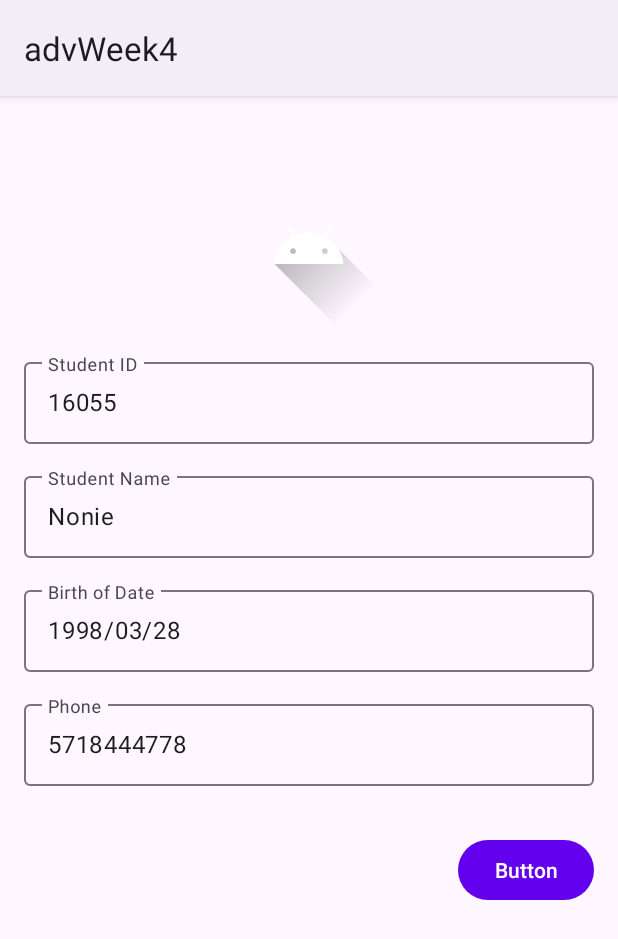
After one commit to michaeldsnto/anmpw4, an Android app: the StudentDetailFragment screen opened through its navigation route, on a phone screen of 412 x 824 dp. The commit adds this screen. Shown: the top 939 px of the screen. Run offline under Robolectric (Android 15) with nearby library versions, the phone set to English and light mode, and no system bars; our stand-ins replace Volley; network calls fail.

Commit message:
Tugas Week 4 dan Progres Week 5

```diff
--- a/app/src/main/AndroidManifest.xml
+++ b/app/src/main/AndroidManifest.xml
@@ -3,7 +3,11 @@
     xmlns:tools="http://schemas.android.com/tools"
     package="com.example.advweek4">
 
+    <uses-permission android:name="android.permission.INTERNET"/>
+
+
     <application
+        android:usesCleartextTraffic="true"
         android:allowBackup="true"
         android:dataExtractionRules="@xml/data_extraction_rules"
         android:fullBackupContent="@xml/backup_rules"
@@ -14,7 +18,7 @@
         android:theme="@style/Theme.AdvWeek4"
         tools:targetApi="31">
         <activity
-            android:name=".MainActivity"
+            android:name=".view.MainActivity"
             android:exported="true">
             <intent-filter>
                 <action android:name="android.intent.action.MAIN" />
--- /dev/null
+++ b/app/src/main/java/com/example/advweek4/model/Model.kt
@@ -0,0 +1,14 @@
+package com.example.advweek4.model
+
+import com.google.gson.annotations.SerializedName
+
+data class Student(
+    val id:String?,
+    @SerializedName("student_name")
+    val nama:String?,
+    @SerializedName("birth_of_date")
+    val bod:String?,
+    val phone:String?,
+    @SerializedName("photo_url")
+    val photoUrl:String
+)
--- a/app/src/main/java/com/example/advweek4/MainActivity.kt
+++ b/app/src/main/java/com/example/advweek4/view/MainActivity.kt
@@ -1,7 +1,8 @@
-package com.example.advweek4
+package com.example.advweek4.view
 
 import androidx.appcompat.app.AppCompatActivity
 import android.os.Bundle
+import com.example.advweek4.R
 
 class MainActivity : AppCompatActivity() {
     override fun onCreate(savedInstanceState: Bundle?) {
--- /dev/null
+++ b/app/src/main/java/com/example/advweek4/view/StudentDetailAdapter.kt
@@ -0,0 +1,5 @@
+package com.example.advweek4.view
+
+class StudentDetailAdapter {
+
+}
--- /dev/null
+++ b/app/src/main/java/com/example/advweek4/view/StudentDetailFragment.kt
@@ -0,0 +1,52 @@
+package com.example.advweek4.view
+
+import android.os.Bundle
+import androidx.fragment.app.Fragment
+import android.view.LayoutInflater
+import android.view.View
+import android.view.ViewGroup
+import android.widget.ProgressBar
+import android.widget.TextView
+import androidx.lifecycle.Observer
+import androidx.lifecycle.ViewModelProvider
+import androidx.recyclerview.widget.LinearLayoutManager
+import androidx.recyclerview.widget.RecyclerView
+import com.example.advweek4.R
+import com.example.advweek4.viewmodel.DetailViewModel
+import com.example.advweek4.viewmodel.ListViewModel
+
+class StudentDetailFragment : Fragment() {
+    private lateinit var detailView: DetailViewModel
+    private val studentListAdapter = StudentListAdapter(arrayListOf())
+    private lateinit var txtNama: TextView
+
+    override fun onCreateView(
+        inflater: LayoutInflater, container: ViewGroup?,
+        savedInstanceState: Bundle?
+    ): View? {
+        // Inflate the layout for this fragment
+        return inflater.inflate(R.layout.fragment_student_detail, container, false)
+    }
+
+    override fun onViewCreated(view: View, savedInstanceState: Bundle?) {
+        super.onViewCreated(view, savedInstanceState)
+
+        detailView = ViewModelProvider(this).get(DetailViewModel::class.java)
+
+        detailView.fetch()
+        observeViewModel()
+    }
+
+    fun observeViewModel() {
+        val id = view?.findViewById<TextView>(R.id.txtID)
+        val nama = view?.findViewById<TextView>(R.id.txtNama)
+        val bod = view?.findViewById<TextView>(R.id.txtBirth)
+        val phone = view?.findViewById<TextView>(R.id.txtPhone)
+        detailView.studentLD.observe(viewLifecycleOwner, Observer { student ->
+            id?.setText(student.id)
+            nama?.setText(student.nama)
+            bod?.setText(student.bod)
+            phone?.setText(student.phone)
+        })
+    }
+}
--- /dev/null
+++ b/app/src/main/java/com/example/advweek4/view/StudentListFragment.kt
@@ -0,0 +1,75 @@
+package com.example.advweek4.view
+
+import android.os.Bundle
+import androidx.fragment.app.Fragment
+import android.view.LayoutInflater
+import android.view.View
+import android.view.ViewGroup
+import android.widget.ProgressBar
+import android.widget.TextView
+import androidx.lifecycle.Observer
+import androidx.lifecycle.ViewModelProvider
+import androidx.lifecycle.get
+import androidx.recyclerview.widget.LinearLayoutManager
+import androidx.recyclerview.widget.RecyclerView
+import androidx.swiperefreshlayout.widget.SwipeRefreshLayout
+import com.example.advweek4.R
+import com.example.advweek4.model.Student
+import com.example.advweek4.viewmodel.ListViewModel
+import java.util.*
+
+class StudentListFragment : Fragment() {
+    private lateinit var viewModel:ListViewModel
+    private val studentListAdapter = StudentListAdapter(arrayListOf())
+
+    override fun onCreateView(
+        inflater: LayoutInflater, container: ViewGroup?,
+        savedInstanceState: Bundle?
+    ): View? {
+        // Inflate the layout for this fragment
+        return inflater.inflate(R.layout.fragment_student_list, container, false)
+    }
+
+    override fun onViewCreated(view: View, savedInstanceState: Bundle?) {
+        super.onViewCreated(view, savedInstanceState)
+        viewModel = ViewModelProvider(this).get(ListViewModel::class.java)
+        viewModel.refresh()
+        val recView = view?.findViewById<RecyclerView>(R.id.recView)
+        recView?.layoutManager = LinearLayoutManager(context)
+        recView?.adapter = studentListAdapter
+
+        val swipe = view.findViewById<SwipeRefreshLayout>(R.id.refreshLayout)
+
+        swipe.setOnRefreshListener {
+            viewModel.refresh()
+            swipe.isRefreshing = false
+        }
+
+        observeViewModel()
+    }
+
+    fun observeViewModel() {
+        viewModel.studentsLD.observe(viewLifecycleOwner, Observer {
+            studentListAdapter.updateStudentList(it)
+        })
+        viewModel.studentLoadErrorLD.observe(viewLifecycleOwner, Observer {
+            val txtError = view?.findViewById<TextView>(R.id.txtError)
+            if(it == true) {
+                txtError?.visibility = View.VISIBLE
+            } else {
+                txtError?.visibility = View.GONE
+            }
+        })
+        viewModel.loadingLD.observe(viewLifecycleOwner, Observer {
+            val progressLoad = view?.findViewById<ProgressBar>(R.id.progressLoad)
+            val recView = view?.findViewById<RecyclerView>(R.id.recView)
+            if(it == true) {
+                recView?.visibility = View.GONE
+                progressLoad?.visibility = View.VISIBLE
+            } else {
+                recView?.visibility = View.VISIBLE
+                progressLoad?.visibility = View.GONE
+            }
+        })
+    }
+}
--- /dev/null
+++ b/app/src/main/java/com/example/advweek4/viewmodel/DetailViewModel.kt
@@ -0,0 +1,16 @@
+package com.example.advweek4.viewmodel
+
+import androidx.lifecycle.MutableLiveData
+import androidx.lifecycle.ViewModel
+import com.example.advweek4.model.Student
+
+class DetailViewModel : ViewModel() {
+    val studentLD = MutableLiveData<Student>()
+
+    fun fetch() {
+        val student1 = Student("16055","Nonie","1998/03/28","5718444778",
+            "http://dummyimage.com/75x100.jpg/cc0000/ffffff")
+        studentLD.value = student1
+    }
+
+}
--- /dev/null
+++ b/app/src/main/java/com/example/advweek4/viewmodel/ListViewModel.kt
@@ -0,0 +1,59 @@
+package com.example.advweek4.viewmodel
+
+import android.app.Application
+import android.content.Context
+import android.util.Log
+import androidx.lifecycle.AndroidViewModel
+import androidx.lifecycle.MutableLiveData
+import androidx.lifecycle.ViewModel
+import com.android.volley.Request
+import com.android.volley.RequestQueue
+import com.android.volley.toolbox.StringRequest
+import com.android.volley.toolbox.Volley
+import com.example.advweek4.model.Student
+import com.google.gson.Gson
+import com.google.gson.reflect.TypeToken
+import java.util.*
+
+class ListViewModel(application: Application): AndroidViewModel(application) {
+    val studentsLD = MutableLiveData<ArrayList<Student>>()
+    val studentLoadErrorLD = MutableLiveData<Boolean>()
+    val loadingLD = MutableLiveData<Boolean>()
+    val TAG = "volleyTag"
+    private var queue: RequestQueue? = null
+
+    fun refresh() {
+        studentLoadErrorLD.value = false
+        loadingLD.value = true
+
+        queue = Volley.newRequestQueue(getApplication())
+        val url = "http://adv.jitusolution.com/student.php"
+
+        val stringRequest = StringRequest(
+            Request.Method.GET, url,
+            {
+                val sType = object : TypeToken<List<Student>>() { }.type
+                val result = Gson().fromJson<List<Student>>(it, sType)
+                studentsLD.value = result as ArrayList<Student>?
+                loadingLD.value = false
+                Log.d("showvoley", result.toString())
+            },
+            {
+                Log.d("showvoley", it.toString())
+                studentLoadErrorLD.value = true
+                loadingLD.value = false
+            },
+
+        )
+
+        stringRequest.setTag(TAG)
+        queue?.add(stringRequest)
+
+    }
+
+    override fun onCleared() {
+        super.onCleared()
+        queue?.cancelAll(TAG)
+    }
+
+}
--- a/app/src/main/res/layout/activity_main.xml
+++ b/app/src/main/res/layout/activity_main.xml
@@ -4,15 +4,17 @@
     xmlns:tools="http://schemas.android.com/tools"
     android:layout_width="match_parent"
     android:layout_height="match_parent"
-    tools:context=".MainActivity">
+    tools:context=".view.MainActivity">
 
-    <TextView
-        android:layout_width="wrap_content"
-        android:layout_height="wrap_content"
-        android:text="Hello World!"
+    <androidx.fragment.app.FragmentContainerView
+        android:id="@+id/fragmentHost"
+        android:name="androidx.navigation.fragment.NavHostFragment"
+        android:layout_width="match_parent"
+        android:layout_height="match_parent"
+        app:defaultNavHost="true"
         app:layout_constraintBottom_toBottomOf="parent"
         app:layout_constraintEnd_toEndOf="parent"
         app:layout_constraintStart_toStartOf="parent"
-        app:layout_constraintTop_toTopOf="parent" />
-
+        app:layout_constraintTop_toTopOf="parent"
+        app:navGraph="@navigation/main_navigation" />
 </androidx.constraintlayout.widget.ConstraintLayout>
--- /dev/null
+++ b/app/src/main/res/layout/fragment_student_detail.xml
@@ -0,0 +1,98 @@
+<?xml version="1.0" encoding="utf-8"?>
+<FrameLayout xmlns:android="http://schemas.android.com/apk/res/android"
+    xmlns:app="http://schemas.android.com/apk/res-auto"
+    xmlns:tools="http://schemas.android.com/tools"
+    android:layout_width="match_parent"
+    android:layout_height="match_parent"
+    tools:context=".view.StudentDetailFragment">
+
+    <androidx.constraintlayout.widget.ConstraintLayout
+        android:layout_width="match_parent"
+        android:layout_height="match_parent">
+
+        <ImageView
+            android:id="@+id/imageView"
+            android:layout_width="wrap_content"
+            android:layout_height="wrap_content"
+            android:layout_marginTop="48dp"
+            android:src="@drawable/ic_launcher_foreground"
+            app:layout_constraintEnd_toEndOf="parent"
+            app:layout_constraintStart_toStartOf="parent"
+            app:layout_constraintTop_toTopOf="parent" />
+
+        <com.google.android.material.textfield.TextInputLayout
+            android:id="@+id/textInputLayout"
+            android:layout_width="0dp"
+            android:layout_height="60dp"
+            android:layout_marginStart="16dp"
+            android:layout_marginTop="16dp"
+            android:layout_marginEnd="16dp"
+            app:layout_constraintEnd_toEndOf="parent"
+            app:layout_constraintStart_toStartOf="parent"
+            app:layout_constraintTop_toBottomOf="@+id/imageView">
+
+            <com.google.android.material.textfield.TextInputEditText
+                android:id="@+id/txtID"
+                android:layout_width="match_parent"
+                android:layout_height="match_parent"
+                android:hint="Student ID" />
+        </com.google.android.material.textfield.TextInputLayout>
+
+        <com.google.android.material.textfield.TextInputLayout
+            android:id="@+id/textInputLayout2"
+            android:layout_width="0dp"
+            android:layout_height="60dp"
+            android:layout_marginTop="16dp"
+            app:layout_constraintEnd_toEndOf="@+id/textInputLayout"
+            app:layout_constraintStart_toStartOf="@+id/textInputLayout"
+            app:layout_constraintTop_toBottomOf="@+id/textInputLayout">
+
+            <com.google.android.material.textfield.TextInputEditText
+                android:id="@+id/txtNama"
+                android:layout_width="match_parent"
+                android:layout_height="match_parent"
+                android:hint="Student Name" />
+        </com.google.android.material.textfield.TextInputLayout>
+
+        <com.google.android.material.textfield.TextInputLayout
+            android:id="@+id/textInputLayout4"
+            android:layout_width="0dp"
+            android:layout_height="60dp"
+            android:layout_marginTop="16dp"
+            app:layout_constraintEnd_toEndOf="@+id/textInputLayout2"
+            app:layout_constraintStart_toStartOf="@+id/textInputLayout2"
+            app:layout_constraintTop_toBottomOf="@+id/textInputLayout2">
+
+            <com.google.android.material.textfield.TextInputEditText
+                android:id="@+id/txtBirth"
+                android:layout_width="match_parent"
+                android:layout_height="match_parent"
+                android:hint="Birth of Date" />
+        </com.google.android.material.textfield.TextInputLayout>
+
+        <com.google.android.material.textfield.TextInputLayout
+            android:id="@+id/textInputLayout5"
+            android:layout_width="0dp"
+            android:layout_height="60dp"
+            android:layout_marginTop="16dp"
+            app:layout_constraintEnd_toEndOf="@+id/textInputLayout4"
+            app:layout_constraintStart_toStartOf="@+id/textInputLayout4"
+            app:layout_constraintTop_toBottomOf="@+id/textInputLayout4">
+
+            <com.google.android.material.textfield.TextInputEditText
+                android:id="@+id/txtPhone"
+                android:layout_width="match_parent"
+                android:layout_height="match_parent"
+                android:hint="Phone" />
+        </com.google.android.material.textfield.TextInputLayout>
+
+        <Button
+            android:id="@+id/button"
+            android:layout_width="wrap_content"
+            android:layout_height="wrap_content"
+            android:layout_marginTop="32dp"
+            android:text="Button"
+            app:layout_constraintEnd_toEndOf="@+id/textInputLayout5"
+            app:layout_constraintTop_toBottomOf="@+id/textInputLayout5" />
+    </androidx.constraintlayout.widget.ConstraintLayout>
+</FrameLayout>
--- /dev/null
+++ b/app/src/main/res/navigation/main_navigation.xml
@@ -0,0 +1,22 @@
+<?xml version="1.0" encoding="utf-8"?>
+<navigation xmlns:android="http://schemas.android.com/apk/res/android"
+    xmlns:app="http://schemas.android.com/apk/res-auto"
+    xmlns:tools="http://schemas.android.com/tools"
+    android:id="@+id/main_navigation"
+    app:startDestination="@id/studentListFragment">
+
+    <fragment
+        android:id="@+id/studentListFragment"
+        android:name="com.example.advweek4.view.StudentListFragment"
+        android:label="fragment_student_list"
+        tools:layout="@layout/fragment_student_list" >
+        <action
+            android:id="@+id/actionStudentDetail"
+            app:destination="@id/studentDetailFragment" />
+    </fragment>
+    <fragment
+        android:id="@+id/studentDetailFragment"
+        android:name="com.example.advweek4.view.StudentDetailFragment"
+        android:label="fragment_student_detail"
+        tools:layout="@layout/fragment_student_detail" />
+</navigation>
--- a/app/src/main/res/values-night/themes.xml
+++ b/app/src/main/res/values-night/themes.xml
@@ -1,6 +1,6 @@
 <resources xmlns:tools="http://schemas.android.com/tools">
     <!-- Base application theme. -->
-    <style name="Theme.AdvWeek4" parent="Theme.MaterialComponents.DayNight.DarkActionBar">
+    <style name="Theme.AdvWeek4" parent="Theme.Material3.Dark">
         <!-- Primary brand color. -->
         <item name="colorPrimary">@color/purple_200</item>
         <item name="colorPrimaryVariant">@color/purple_700</item>
--- a/app/src/main/res/values/strings.xml
+++ b/app/src/main/res/values/strings.xml
@@ -1,3 +1,5 @@
 <resources>
     <string name="app_name">advWeek4</string>
+    <!-- TODO: Remove or change this placeholder text -->
+    <string name="hello_blank_fragment">Hello blank fragment</string>
 </resources>
--- a/app/src/main/res/values/themes.xml
+++ b/app/src/main/res/values/themes.xml
@@ -1,6 +1,6 @@
 <resources xmlns:tools="http://schemas.android.com/tools">
     <!-- Base application theme. -->
-    <style name="Theme.AdvWeek4" parent="Theme.MaterialComponents.DayNight.DarkActionBar">
+    <style name="Theme.AdvWeek4" parent="Theme.Material3.DayNight">
         <!-- Primary brand color. -->
         <item name="colorPrimary">@color/purple_500</item>
         <item name="colorPrimaryVariant">@color/purple_700</item>
--- a/build.gradle
+++ b/build.gradle
@@ -11,7 +11,7 @@ buildscript {
 plugins {
     id 'com.android.application' version '7.2.2' apply false
     id 'com.android.library' version '7.2.2' apply false
-    id 'org.jetbrains.kotlin.android' version '1.6.10' apply false
+    id 'org.jetbrains.kotlin.android' version '1.7.10' apply false
 }
 
 task clean(type: Delete) {
```
Also changed, not shown: app/build.gradle (+9 -2 lines), app/src/main/java/com/example/advweek4/view/StudentListAdapter.kt (added, +54 -0 lines), app/src/main/res/layout/fragment_student_list.xml (added, +52 -0 lines), app/src/main/res/layout/student_list_item.xml (added, +66 -0 lines).
